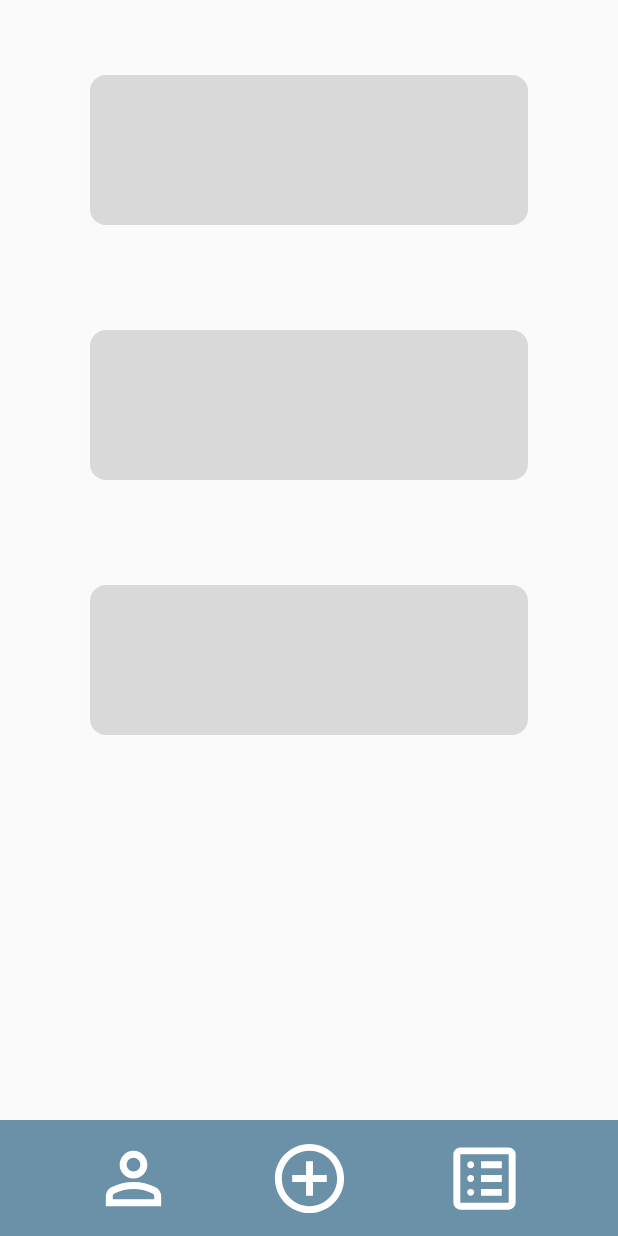
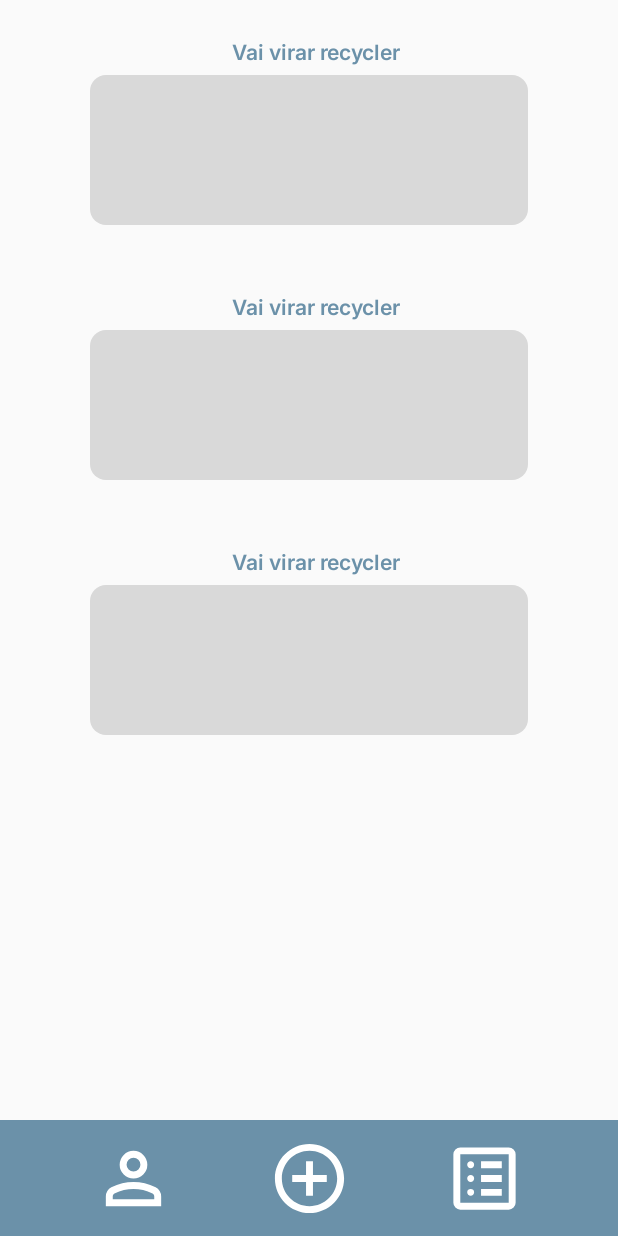
Before and after one commit to Monty-Aletheia/OdontoPrev-Mobile, an Android app: the ConsultationListFragment screen opened through its navigation route, on a phone screen of 412 x 824 dp. Run offline under Robolectric (Android 15) with nearby library versions, the phone set to English and light mode, and no system bars; our stand-ins replace navigation-ui.

Commit message:
Refactor: adjusting methods
- I forgot about that because I'm stupid

```diff
--- a/app/src/main/java/br/com/fiap/challenge/ui/login/MenuActivity.kt
+++ b/app/src/main/java/br/com/fiap/challenge/ui/login/MenuActivity.kt
@@ -41,6 +41,10 @@ class MenuActivity : AppCompatActivity() {
             navigateTo(R.id.addConsultationFragment)
         }
 
+        binding.imageViewListIcon.setOnClickListener{
+            navigateTo(R.id.consultationListFragment)
+        }
+
 
     }
 
--- a/app/src/main/res/layout/fragment_consultation_list.xml
+++ b/app/src/main/res/layout/fragment_consultation_list.xml
@@ -30,7 +30,7 @@
         android:layout_marginStart="10dp"
         android:layout_marginBottom="6dp"
         android:fontFamily="@font/inter_semibold"
-        tools:text="Vai virar recycler"
+        android:text="Vai virar recycler"
         android:textColor="@color/light_blue"
         app:layout_constraintBottom_toTopOf="@+id/viewExample"
         app:layout_constraintStart_toStartOf="@+id/viewExample"
@@ -60,7 +60,7 @@
         android:layout_marginStart="10dp"
         android:layout_marginBottom="6dp"
         android:fontFamily="@font/inter_semibold"
-        tools:text="Vai virar recycler"
+        android:text="Vai virar recycler"
         android:textColor="@color/light_blue"
         app:layout_constraintBottom_toTopOf="@+id/viewExample2"
         app:layout_constraintStart_toStartOf="@+id/viewExample2"
@@ -89,7 +89,7 @@
         android:layout_marginStart="10dp"
         android:layout_marginBottom="6dp"
         android:fontFamily="@font/inter_semibold"
-        tools:text="Vai virar recycler"
+        android:text="Vai virar recycler"
         android:textColor="@color/light_blue"
         app:layout_constraintBottom_toTopOf="@+id/viewExample3"
         app:layout_constraintStart_toStartOf="@+id/viewExample3"
```
